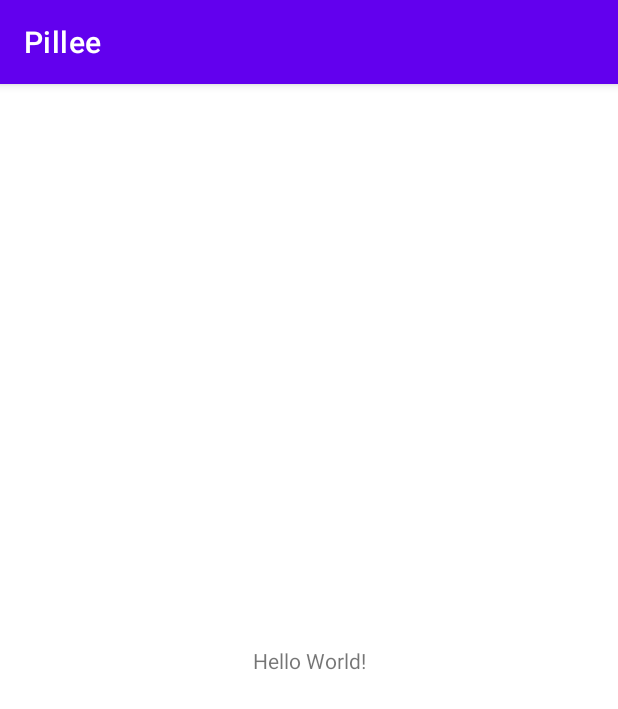
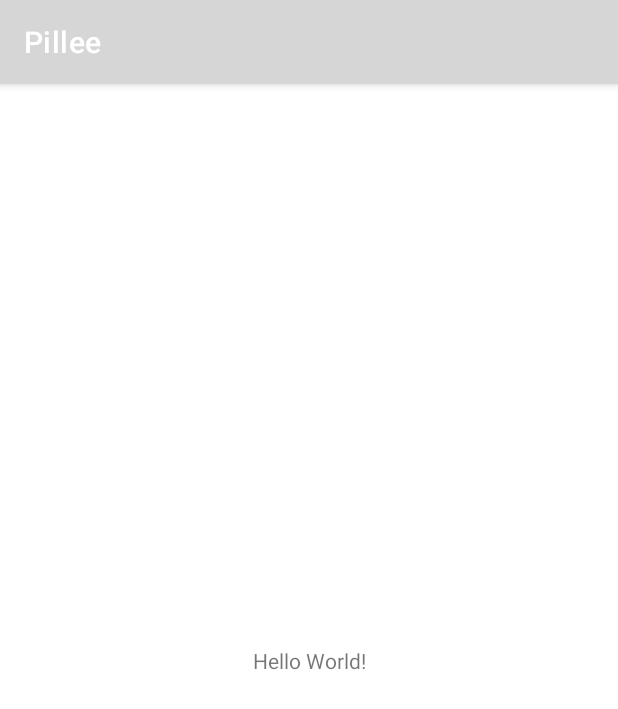
Before and after one commit to 20Anna00/PAMN_App, an Android app: the screen it shows after launch (MainActivity), on a phone screen of 412 x 824 dp. Shown: the top 709 px of the screen. Run offline under Robolectric (Android 15) with nearby library versions, the phone set to English and light mode, and no system bars.

Commit message:
Added firebase config and values files

```diff
--- a/app/build.gradle
+++ b/app/build.gradle
@@ -41,4 +41,6 @@ dependencies {
     testImplementation 'junit:junit:4.13.2'
     androidTestImplementation 'androidx.test.ext:junit:1.1.3'
     androidTestImplementation 'androidx.test.espresso:espresso-core:3.4.0'
+    implementation platform('com.google.firebase:firebase-bom:31.0.1')
+    implementation 'com.google.firebase:firebase-analytics-ktx'
 }
--- a/app/src/main/res/values/colors.xml
+++ b/app/src/main/res/values/colors.xml
@@ -1,10 +1,9 @@
 <?xml version="1.0" encoding="utf-8"?>
 <resources>
-    <color name="purple_200">#FFBB86FC</color>
-    <color name="purple_500">#FF6200EE</color>
-    <color name="purple_700">#FF3700B3</color>
-    <color name="teal_200">#FF03DAC5</color>
-    <color name="teal_700">#FF018786</color>
-    <color name="black">#FF000000</color>
-    <color name="white">#FFFFFFFF</color>
+    <color name="colorPrimary">#353434</color>
+    <color name="colorPrimaryDark">#353434</color>
+
+    <color name="colorAccent">#353434</color>
+    <color name="background">#9DC1C1</color>
+    <color name = "color_blue">#2E6875</color>
 </resources>
```
Also changed, not shown: app/src/main/res/values/dimens.xml (added, +13 -0 lines), app/src/main/res/values/styles.xml (added, +27 -0 lines), build.gradle (+7 -0 lines).
